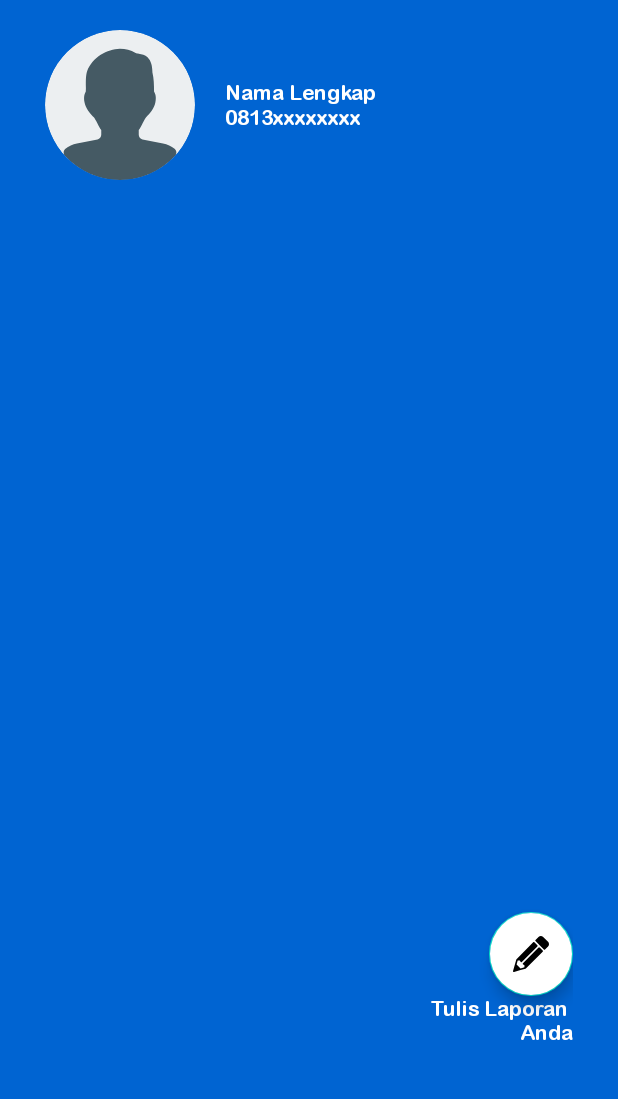
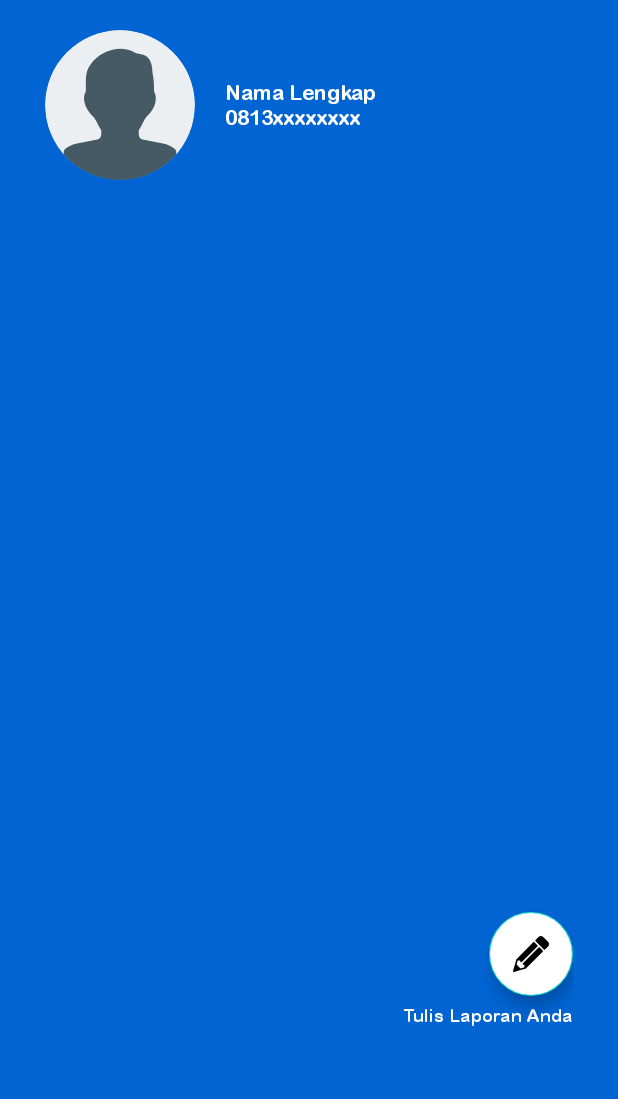
Before and after one commit to devrouw/E-Lapor_app, an Android app: the fragment ProfileFragment placed in its activity, on a phone screen of 412 x 824 dp, the part 135-1234 px from its top. Run offline under Robolectric (Android 15) with nearby library versions, the phone set to English and light mode, and no system bars; our stand-ins replace CircleImageView, Timber; 4 statements that could not run were skipped.

Commit message:
nambah margin top tulisan aduan dan size

```diff
--- a/app/src/main/res/layout/fragment_biodata.xml
+++ b/app/src/main/res/layout/fragment_biodata.xml
@@ -156,7 +156,7 @@
         <EditText
             android:id="@+id/et_alamat"
             android:layout_width="match_parent"
-            android:layout_height="25dp"
+            android:layout_height="50dp"
             android:fontFamily="@font/arlrdbd"
             android:textColor="@color/blue_500"
             android:textColorHint="@color/blue_200"
--- a/app/src/main/res/layout/fragment_profil.xml
+++ b/app/src/main/res/layout/fragment_profil.xml
@@ -92,12 +92,14 @@
     <TextView
         android:layout_width="wrap_content"
         android:layout_height="wrap_content"
-        android:text="Tulis Laporan \n Anda"
+        android:layout_marginTop="5dp"
+        android:fontFamily="@font/arlrdbd"
+        android:text="Tulis Laporan Anda"
         android:textAlignment="textEnd"
         android:textColor="@color/white"
-        android:fontFamily="@font/arlrdbd"
+        android:textSize="12sp"
         app:layout_constraintEnd_toEndOf="parent"
-        app:layout_constraintTop_toBottomOf="@id/bt_add"/>
+        app:layout_constraintTop_toBottomOf="@id/bt_add" />
 
 
 </androidx.constraintlayout.widget.ConstraintLayout>
```
